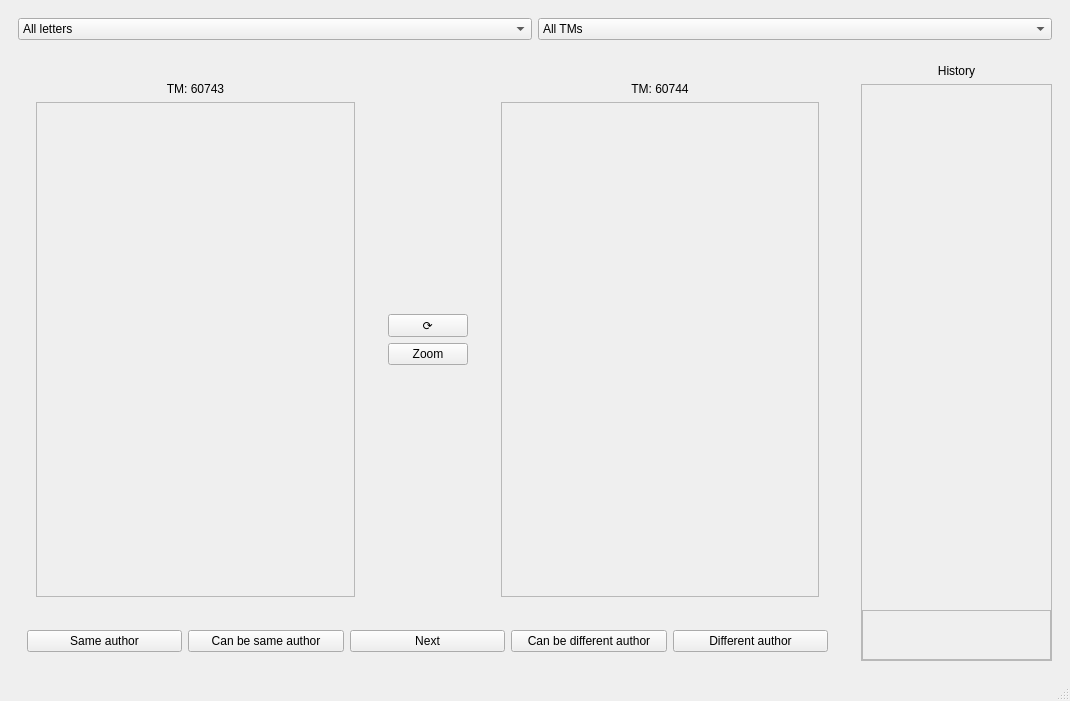
This is application.ui in IHR-Nom/triplet_labeling as Qt 5 draws it before an edit. The edited form follows.
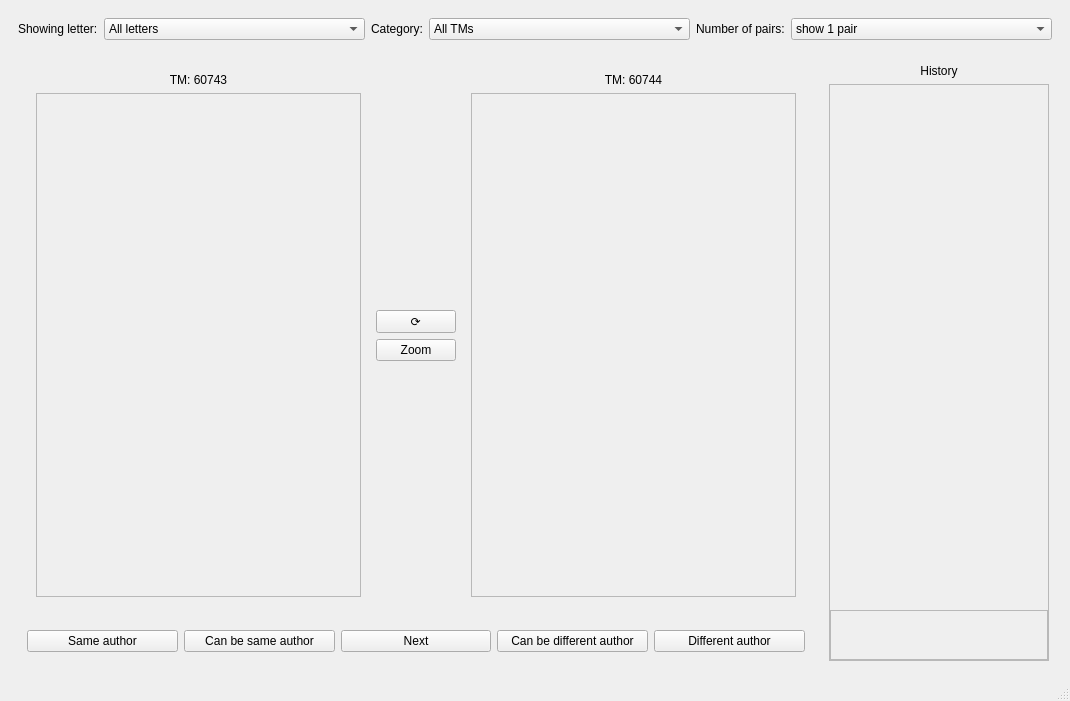
This is the edited form.

Diff of the .ui file:
```diff
--- a/application.ui
+++ b/application.ui
@@ -25,7 +25,7 @@
      <widget class="QWidget" name="main_view" native="true">
       <property name="sizePolicy">
        <sizepolicy hsizetype="Preferred" vsizetype="Preferred">
-        <horstretch>8</horstretch>
+        <horstretch>7</horstretch>
         <verstretch>0</verstretch>
        </sizepolicy>
       </property>
@@ -39,11 +39,14 @@
           </sizepolicy>
          </property>
          <layout class="QHBoxLayout" name="horizontalLayout_3">
+          <property name="topMargin">
+           <number>0</number>
+          </property>
           <item>
            <widget class="QWidget" name="first" native="true">
             <property name="sizePolicy">
              <sizepolicy hsizetype="Preferred" vsizetype="Preferred">
-              <horstretch>5</horstretch>
+              <horstretch>6</horstretch>
               <verstretch>0</verstretch>
              </sizepolicy>
             </property>
@@ -86,6 +89,18 @@
              </sizepolicy>
             </property>
             <layout class="QVBoxLayout" name="verticalLayout_3">
+             <property name="leftMargin">
+              <number>0</number>
+             </property>
+             <property name="topMargin">
+              <number>0</number>
+             </property>
+             <property name="rightMargin">
+              <number>0</number>
+             </property>
+             <property name="bottomMargin">
+              <number>0</number>
+             </property>
              <item>
               <widget class="QWidget" name="widget_7" native="true">
                <property name="sizePolicy">
@@ -99,6 +114,12 @@
              <item>
               <widget class="QWidget" name="widget_5" native="true">
                <layout class="QVBoxLayout" name="verticalLayout_7">
+                <property name="leftMargin">
+                 <number>0</number>
+                </property>
+                <property name="rightMargin">
+                 <number>0</number>
+                </property>
                 <item>
                  <widget class="QPushButton" name="pushButton_2">
                   <property name="sizePolicy">
@@ -145,7 +166,7 @@
            <widget class="QWidget" name="second" native="true">
             <property name="sizePolicy">
              <sizepolicy hsizetype="Preferred" vsizetype="Preferred">
-              <horstretch>5</horstretch>
+              <horstretch>6</horstretch>
               <verstretch>0</verstretch>
              </sizepolicy>
             </property>
@@ -256,6 +277,19 @@
        </size>
       </property>
       <layout class="QHBoxLayout" name="horizontalLayout">
+       <item>
+        <widget class="QLabel" name="label_4">
+         <property name="sizePolicy">
+          <sizepolicy hsizetype="Fixed" vsizetype="Preferred">
+           <horstretch>0</horstretch>
+           <verstretch>0</verstretch>
+          </sizepolicy>
+         </property>
+         <property name="text">
+          <string>Showing letter:</string>
+         </property>
+        </widget>
+       </item>
        <item>
         <widget class="QComboBox" name="letters_select">
          <item>
@@ -265,6 +299,19 @@
          </item>
         </widget>
        </item>
+       <item>
+        <widget class="QLabel" name="label_5">
+         <property name="sizePolicy">
+          <sizepolicy hsizetype="Fixed" vsizetype="Preferred">
+           <horstretch>0</horstretch>
+           <verstretch>0</verstretch>
+          </sizepolicy>
+         </property>
+         <property name="text">
+          <string>Category:</string>
+         </property>
+        </widget>
+       </item>
        <item>
         <widget class="QComboBox" name="tm_select">
          <item>
@@ -274,6 +321,28 @@
          </item>
         </widget>
        </item>
+       <item>
+        <widget class="QLabel" name="label_6">
+         <property name="sizePolicy">
+          <sizepolicy hsizetype="Fixed" vsizetype="Preferred">
+           <horstretch>0</horstretch>
+           <verstretch>0</verstretch>
+          </sizepolicy>
+         </property>
+         <property name="text">
+          <string>Number of pairs:</string>
+         </property>
+        </widget>
+       </item>
+       <item>
+        <widget class="QComboBox" name="comboBox">
+         <item>
+          <property name="text">
+           <string>show 1 pair</string>
+          </property>
+         </item>
+        </widget>
+       </item>
       </layout>
      </widget>
     </item>
@@ -286,6 +355,12 @@
        </sizepolicy>
       </property>
       <layout class="QVBoxLayout" name="verticalLayout_2">
+       <property name="leftMargin">
+        <number>0</number>
+       </property>
+       <property name="rightMargin">
+        <number>12</number>
+       </property>
        <item>
         <widget class="QLabel" name="label">
          <property name="sizePolicy">
@@ -362,7 +437,7 @@
      <x>0</x>
      <y>0</y>
      <width>1070</width>
-     <height>22</height>
+     <height>24</height>
     </rect>
    </property>
   </widget>
```
